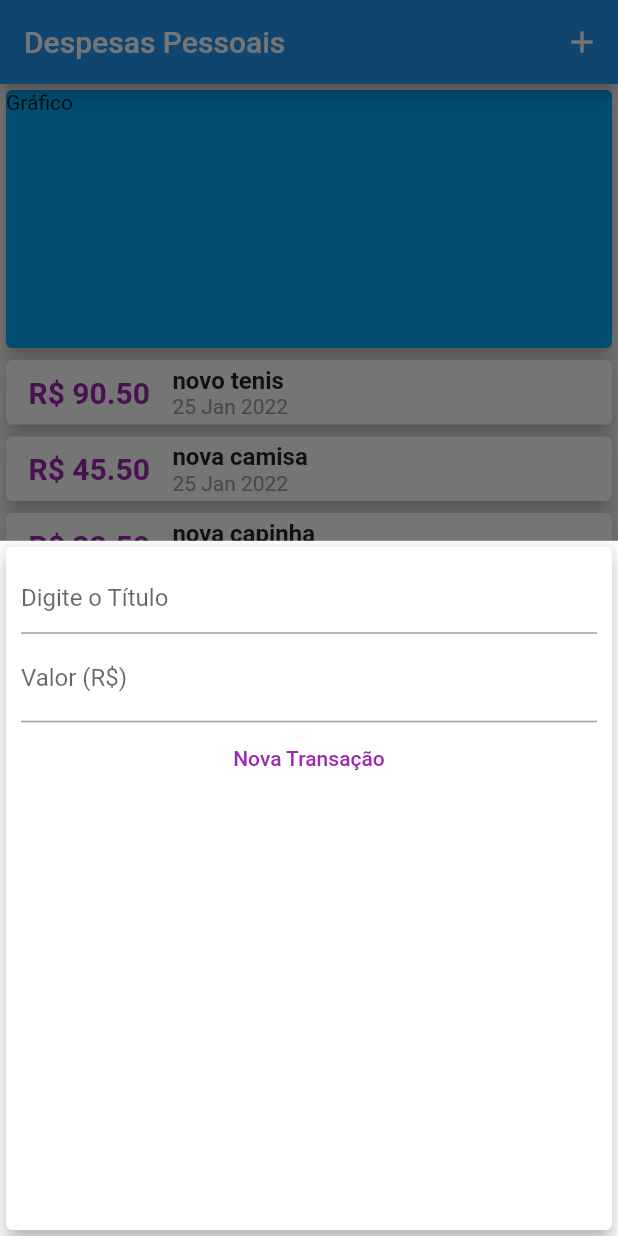
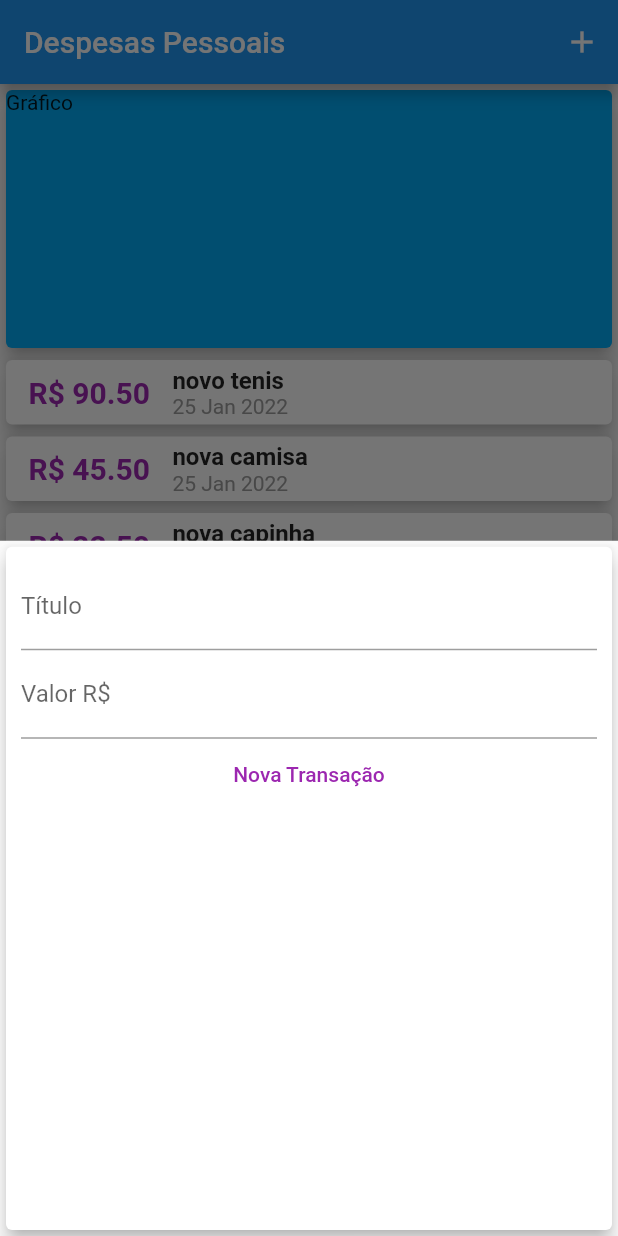
Before and after one commit to juniorsafera/Despesas_Pessoais_App, a Flutter app: the screen it shows after launch, after a tap on the "add" icon, on a phone screen of 412 x 824 dp. Run offline on Flutter 3.47's test engine with Material 2 defaults, Android fonts, the phone set to English and light mode, and no system bars.

Commit message:
Update form_transacoes.dart

```diff
--- a/despesas_pessoais_app/lib/components/form_transacoes.dart
+++ b/despesas_pessoais_app/lib/components/form_transacoes.dart
@@ -45,26 +45,23 @@ class _FormTransacoesState extends State<FormTransacoes> {
               ),
               */
 
-              TextFormField(
-                decoration: const InputDecoration(
-                  hintText: 'Digite o Título',
-                ),
-                validator: (String? value) {
-                  if (value == null || value.isEmpty) {
-                    return 'Please enter some text';
-                  }
-                  return null;
-                },
-                //controller: cTitulo,
+              TextField(
+                 controller: cTitulo,
+                 onSubmitted:  null,
+                 decoration:  InputDecoration(labelText: 'Título'),
               ),
-              TextFormField(
-                controller: cValor,
-                onFieldSubmitted: (_) => _submitForm(),
-                keyboardType:
-                    // const TextInputType.numberWithOptions(decimal: true),
-                    TextInputType.number,
-                decoration: const InputDecoration(labelText: 'Valor (R\$)'),
+
+
+               TextField(
+                 controller: cValor,
+                 onSubmitted: (_) => _submitForm(),
+                 decoration: const InputDecoration(labelText: 'Valor R\$'),
+                // keyboardType: ,
               ),
+
+
+
+
               Row(
                 mainAxisAlignment: MainAxisAlignment.center,
                 children: [
```
